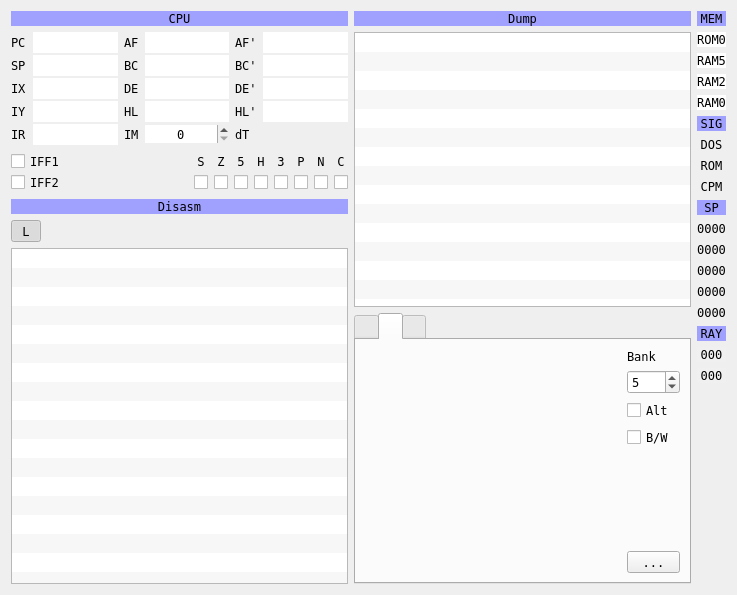
The window that ui/debuger.ui (samstyle/Xpeccy) describes before a commit, drawn with Qt 5.
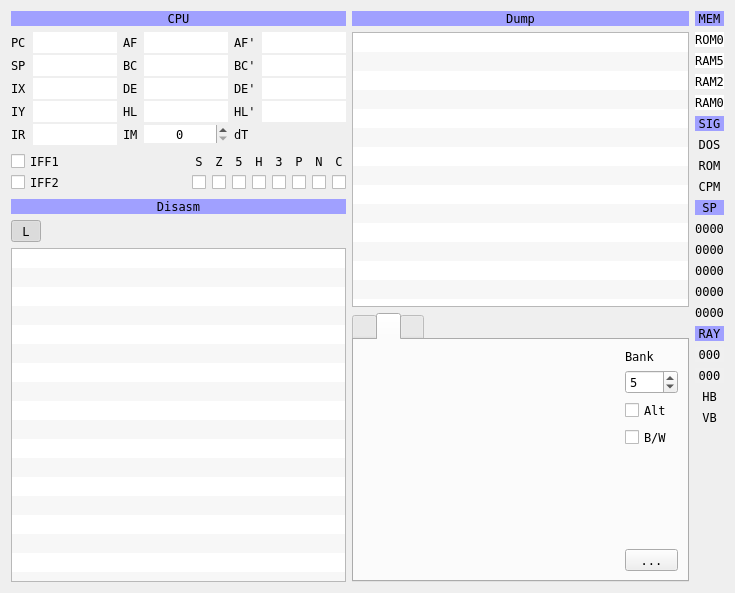
The same window after the commit. Icons and pictures are not drawn. Custom widgets are drawn as their Qt base class.

```diff
--- a/ui/debuger.ui
+++ b/ui/debuger.ui
@@ -9,8 +9,8 @@
    <rect>
     <x>0</x>
     <y>0</y>
-    <width>737</width>
-    <height>595</height>
+    <width>735</width>
+    <height>593</height>
    </rect>
   </property>
   <property name="font">
@@ -1545,6 +1545,26 @@
        </property>
       </widget>
      </item>
+     <item>
+      <widget class="QLabel" name="labHBlank">
+       <property name="text">
+        <string>HB</string>
+       </property>
+       <property name="alignment">
+        <set>Qt::AlignCenter</set>
+       </property>
+      </widget>
+     </item>
+     <item>
+      <widget class="QLabel" name="labVBlank">
+       <property name="text">
+        <string>VB</string>
+       </property>
+       <property name="alignment">
+        <set>Qt::AlignCenter</set>
+       </property>
+      </widget>
+     </item>
      <item>
       <spacer name="verticalSpacer">
        <property name="orientation">
```
